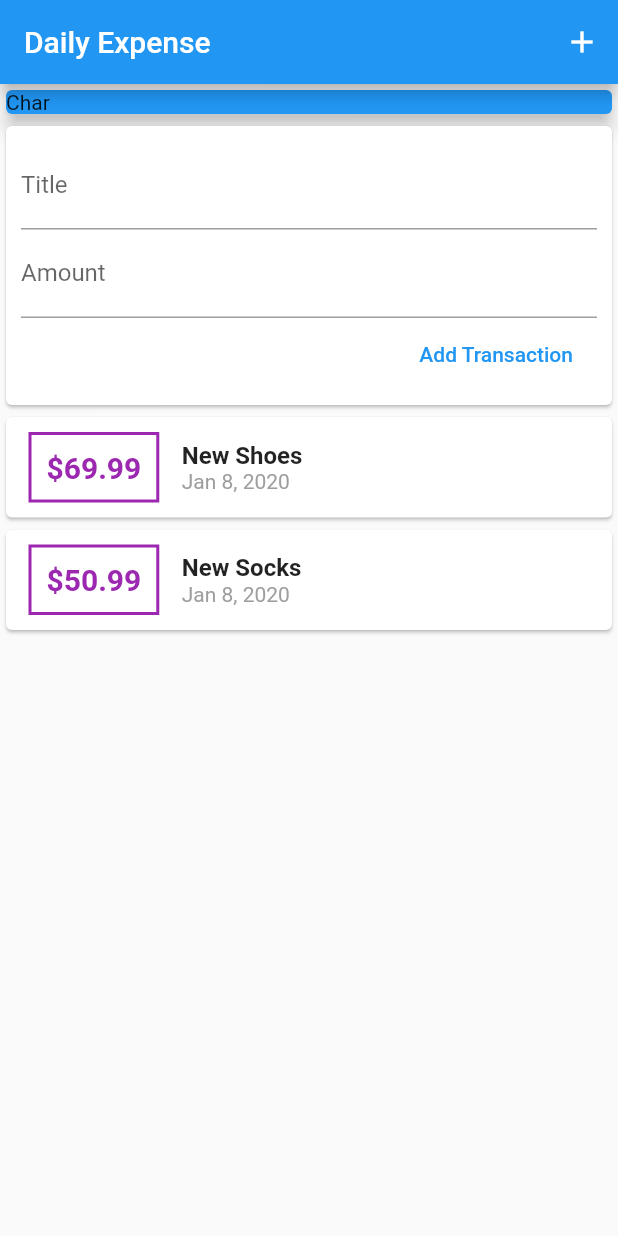
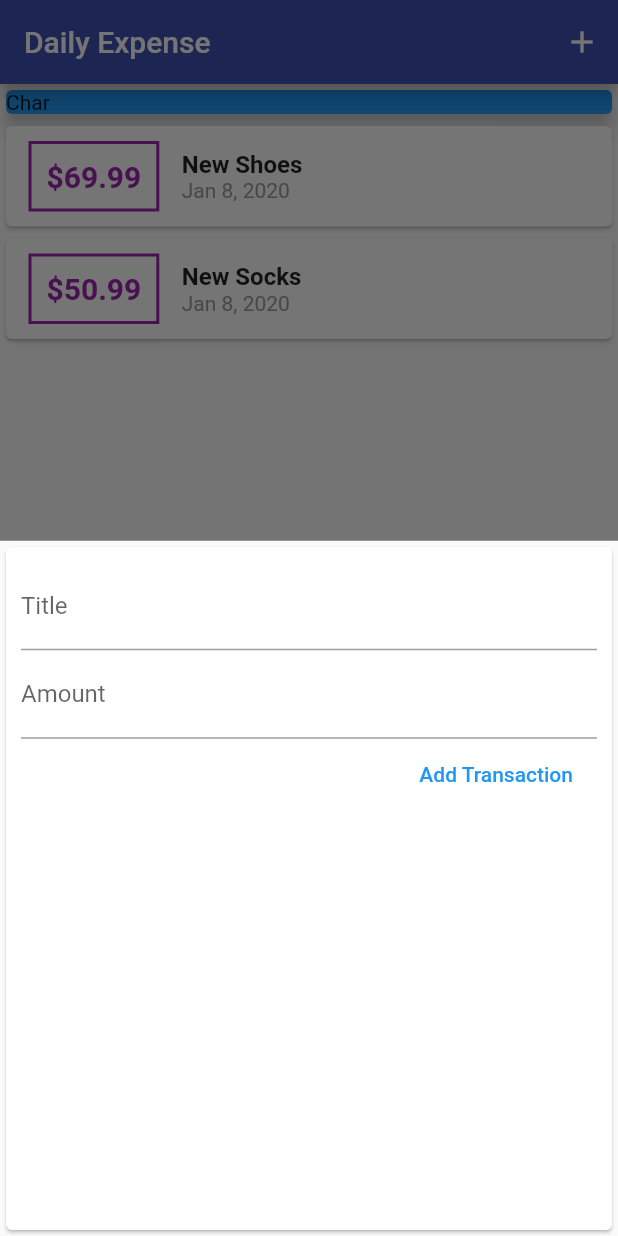
Before and after one commit to Mustufa786/FlutterExpenseApp, a Flutter app: the screen it shows after launch, after a tap on the "add" icon, on a phone screen of 412 x 824 dp. Run offline on Flutter 3.47's test engine with Material 2 defaults, Android fonts, the phone set to English and light mode, and no system bars.

Commit message:
some changes

```diff
--- a/lib/main.dart
+++ b/lib/main.dart
@@ -1,6 +1,7 @@
 import 'package:flutter/material.dart';
 import 'package:personal_expense/model/transaction.dart';
-import 'package:personal_expense/widgets/user_transaction.dart';
+import 'package:personal_expense/widgets/transaction_fields.dart';
+import 'package:personal_expense/widgets/transaction_list.dart';
 
 void main() => runApp(MyApp());
 
@@ -11,7 +12,7 @@ class MyApp extends StatelessWidget {
     return MaterialApp(
       title: 'Expense App',
       theme: ThemeData(
-        primarySwatch: Colors.blue,
+        primarySwatch: Colors.indigo,
       ),
       home: MyHomePage(),
     );
@@ -24,7 +25,38 @@ class MyHomePage extends StatefulWidget {
 }
 
 class _MyHomePageState extends State<MyHomePage> {
-  final List<Transaction> transactions = [];
+  final List<Transaction> _transactions = [
+    Transaction(
+        title: "New Shoes", id: "t1", amount: 69.99, date: DateTime.now()),
+    Transaction(
+        title: "New Socks", id: "t2", amount: 50.99, date: DateTime.now())
+  ];
+
+  _addNewTransactions(String title, double amount) {
+    final newTx = Transaction(
+        title: title,
+        id: DateTime.now().toString(),
+        amount: amount,
+        date: DateTime.now());
+
+    setState(() {
+      _transactions.add(newTx);
+    });
+
+    Navigator.pop(context);
+  }
+
+  void _startNewTransaction(BuildContext ctx) {
+    showModalBottomSheet(
+        context: ctx,
+        builder: (c) {
+          return GestureDetector(
+            onTap: (){},
+            behavior: HitTestBehavior.opaque,
+            child: TransactionFields(_addNewTransactions),
+          );
+        });
+  }
 
   @override
   Widget build(BuildContext context) {
@@ -32,8 +64,18 @@ class _MyHomePageState extends State<MyHomePage> {
       appBar: AppBar(
         title: Text("Daily Expense"),
         actions: <Widget>[
-          IconButton(icon: Icon(Icons.add), onPressed: () {}),
+          IconButton(
+              icon: Icon(Icons.add),
+              onPressed: () {
+                _startNewTransaction(context);
+              }),
         ],
+      ),
+      floatingActionButton: FloatingActionButton(
+        onPressed: () {
+          _startNewTransaction(context);
+        },
+        child: Icon(Icons.add),
       ),
       body: SingleChildScrollView(
         child: Column(
@@ -47,7 +89,7 @@ class _MyHomePageState extends State<MyHomePage> {
                 elevation: 5,
               ),
             ),
-            UserTransaction(),
+            TransactionList(_transactions),
           ],
         ),
       ),
--- a/lib/widgets/transaction_fields.dart
+++ b/lib/widgets/transaction_fields.dart
@@ -1,12 +1,18 @@
 import 'package:flutter/material.dart';
 
-class TransactionFields extends StatelessWidget {
-  final titleController = TextEditingController();
-  final amountController = TextEditingController();
-
+class TransactionFields extends StatefulWidget {
   final Function addNewTx;
 
   TransactionFields(this.addNewTx);
+
+  @override
+  _TransactionFieldsState createState() => _TransactionFieldsState();
+}
+
+class _TransactionFieldsState extends State<TransactionFields> {
+  final titleController = TextEditingController();
+
+  final amountController = TextEditingController();
 
   @override
   Widget build(BuildContext context) {
@@ -29,7 +35,7 @@ class TransactionFields extends StatelessWidget {
             FlatButton(
               textColor: Colors.blue,
               onPressed: () {
-                addNewTx(
+                widget.addNewTx(
                     titleController.text, double.parse(amountController.text));
               },
               child: Text("Add Transaction"),
--- a/lib/widgets/user_transaction.dart
+++ /dev/null
@@ -1,40 +0,0 @@
-import 'package:flutter/material.dart';
-import 'package:personal_expense/model/transaction.dart';
-import 'package:personal_expense/widgets/transaction_fields.dart';
-import 'package:personal_expense/widgets/transaction_list.dart';
-
-class UserTransaction extends StatefulWidget {
-  @override
-  _UserTransactionState createState() => _UserTransactionState();
-}
-
-class _UserTransactionState extends State<UserTransaction> {
-  final List<Transaction> _transactions = [
-    Transaction(
-        title: "New Shoes", id: "t1", amount: 69.99, date: DateTime.now()),
-    Transaction(
-        title: "New Socks", id: "t2", amount: 50.99, date: DateTime.now())
-  ];
-
-  _addNewTransactions(String title, double amount) {
-    final newTx = Transaction(
-        title: title,
-        id: DateTime.now().toString(),
-        amount: amount,
-        date: DateTime.now());
-
-    setState(() {
-      _transactions.add(newTx);
-    });
-  }
-
-  @override
-  Widget build(BuildContext context) {
-    return Column(
-      children: <Widget>[
-        TransactionFields(_addNewTransactions),
-        TransactionList(_transactions),
-      ],
-    );
-  }
-}
```
